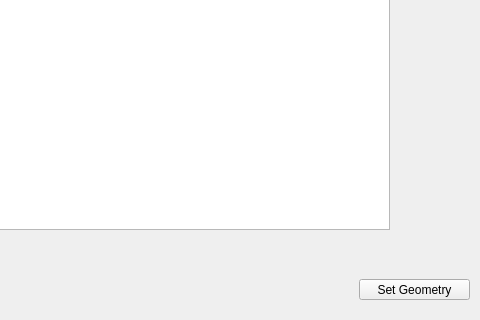
sharond106/Senior-Design, file assignment_package/forms/mainwindow.ui: the form before one commit; both pictures show x 441 to 921 and y 320 to 640 of the 921 by 640 pixel window.
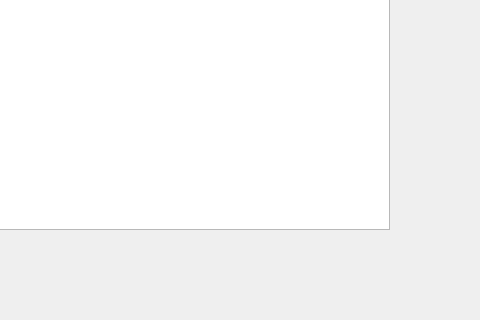
The form after the commit.

Commit message: delete useless button

Patch:
```diff
--- a/assignment_package/forms/mainwindow.ui
+++ b/assignment_package/forms/mainwindow.ui
@@ -14,19 +14,6 @@
    <string>Scene Graph</string>
   </property>
   <widget class="QWidget" name="centralWidget">
-   <widget class="QPushButton" name="geomSetButton">
-    <property name="geometry">
-     <rect>
-      <x>800</x>
-      <y>580</y>
-      <width>111</width>
-      <height>21</height>
-     </rect>
-    </property>
-    <property name="text">
-     <string>Set Geometry</string>
-    </property>
-   </widget>
    <widget class="QGraphicsView" name="scene_display">
     <property name="geometry">
      <rect>
```
The commit also changes 1 other file.
